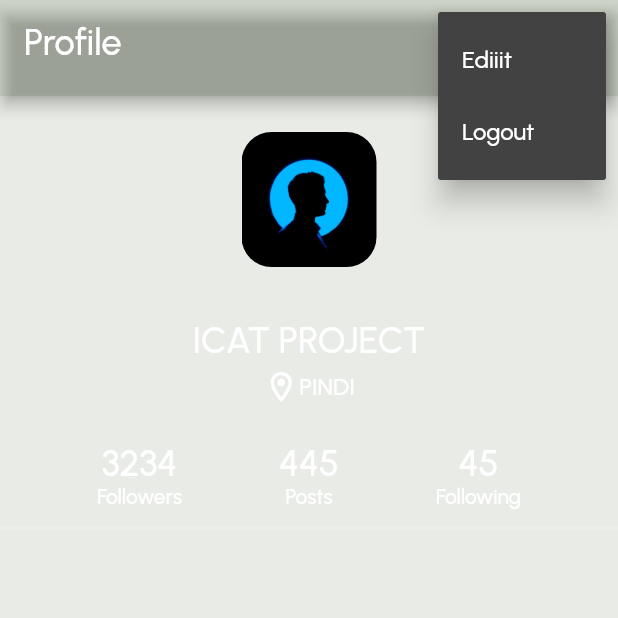
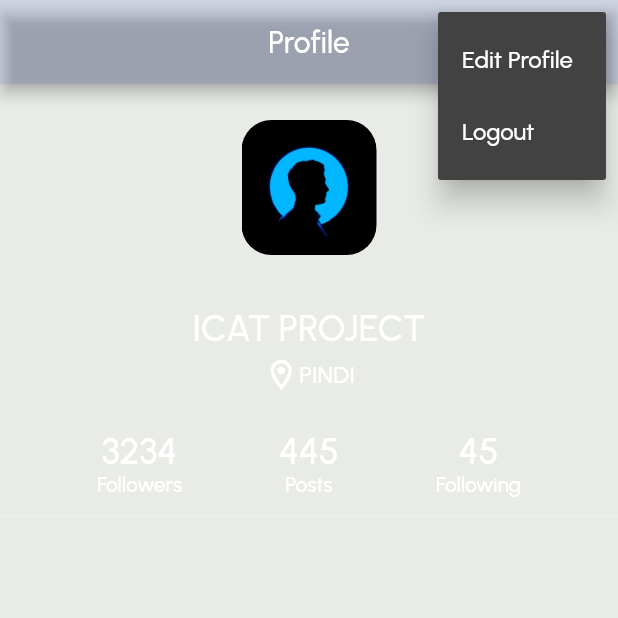
Before and after one commit to AhsanAli13503/the_social, a Flutter app: the ProfilePage screen opened directly, after a tap on the "more vert" icon, on a phone screen of 412 x 824 dp, the top half of it. Run offline on Flutter 3.47's test engine with Material 2 defaults, Android fonts, the phone set to English and light mode, and no system bars; our stand-ins replace cloud_firestore, firebase_auth, firebase_core, flutter_map, flutter_screenutil, flutter_svg and 1 more; accounts and stored records are empty; project files that could hold a hidden picture were left out.

Commit message:
appbar setts

```diff
--- a/lib/pages/home_page.dart
+++ b/lib/pages/home_page.dart
@@ -39,8 +39,10 @@ class _HomePageState extends State<HomePage> {
   Widget build(BuildContext context) {
     return Scaffold(
       backgroundColor: MyColors.backgroundColor.withBlue(7),
-      appBar: Toolbar(
-        title: AppStrings.appName,
+      appBar: AppBar(
+        centerTitle: true,
+        backgroundColor: MyColors.backgroundColor,
+        title: Text(AppStrings.appName),
         actions: [
           IconButton(
             onPressed: () {
--- a/lib/pages/profile.page.dart
+++ b/lib/pages/profile.page.dart
@@ -1,8 +1,8 @@
 import 'package:flutter/material.dart';
 import 'package:provider/provider.dart';
+import 'package:socially/pages/editPage.dart';
 import 'package:socially/pages/login_page.dart';
 import 'package:socially/sevices/auth_services.dart';
-import '../components/app_routes.dart';
 import '../components/app_strings.dart';
 import '../components/toolbar.dart';
 import '../components/user_Avatar.dart';
@@ -39,14 +39,18 @@ void signOut(){
   Widget build(BuildContext context){
     return Scaffold(
       backgroundColor: MyColors.backgroundColor.withBlue(7),
-      appBar: Toolbar(
-        title: AppStrings.profile,
+      appBar: AppBar(
+        backgroundColor: MyColors.backgroundColor,
+        centerTitle: true,
+        title: Text(AppStrings.profile),
         actions: [
           PopupMenuButton<ProfileMenu>(
             onSelected: (value) {
               switch (value)  {
                 case ProfileMenu.settings :
-                Navigator.of(context).pushNamed(AppRoutes.editProfile);
+                Navigator.pushReplacement(
+                 context,
+                 MaterialPageRoute(builder: (context) => editPage()));
                  break;
                 case ProfileMenu.logout:
                 signOut();
@@ -56,7 +60,7 @@ void signOut(){
             itemBuilder: (context){
               return [
                 PopupMenuItem(
-                child: Text("Ediiit"), value: ProfileMenu.settings,
+                child: Text("Edit Profile"), value: ProfileMenu.settings,
                 ),
                 PopupMenuItem(
                 child: Text("Logout"), value: ProfileMenu.logout,
```
Also changed, not shown: lib/pages/editPage.dart (+12 -5 lines).
